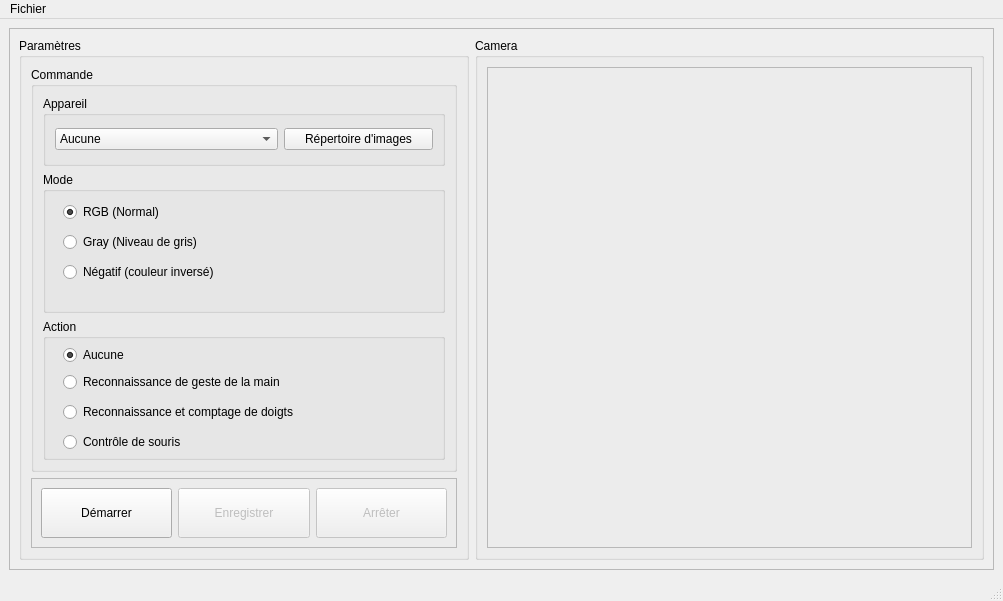
The window that resources/gui/home.ui (MRxACR/RGCD) describes before a commit, drawn with Qt 5.
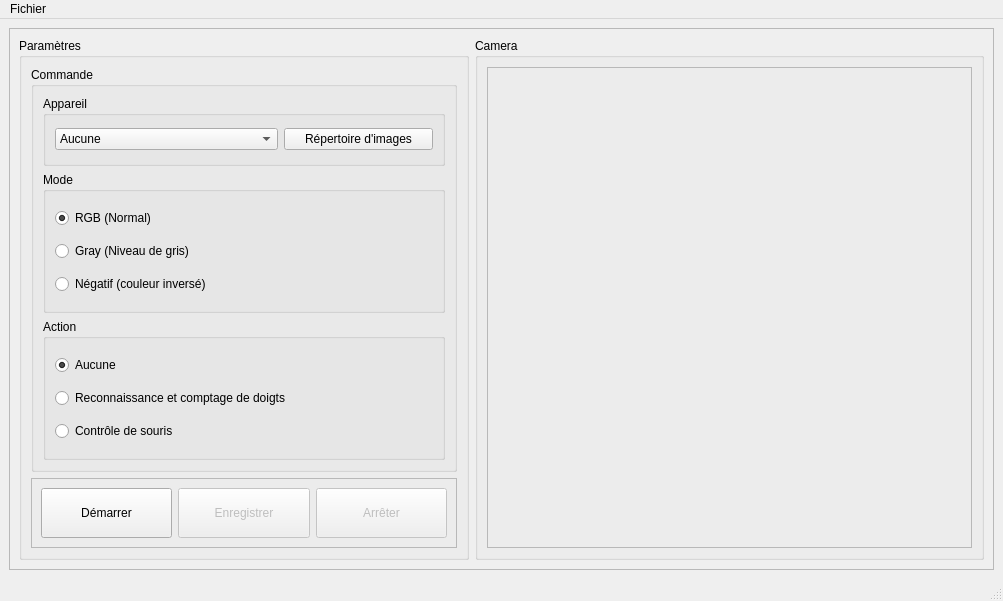
The same window after the commit.

Commit message: gesture recognisance removed

What changed in the file:
```diff
--- a/resources/gui/home.ui
+++ b/resources/gui/home.ui
@@ -82,15 +82,9 @@
                <property name="title">
                 <string>Mode</string>
                </property>
+               <layout class="QVBoxLayout" name="verticalLayout_7">
+                <item>
                <widget class="QRadioButton" name="rbRGB">
-                <property name="geometry">
-                 <rect>
-                  <x>20</x>
-                  <y>30</y>
-                  <width>401</width>
-                  <height>20</height>
-                 </rect>
-                </property>
                 <property name="text">
                  <string>RGB (Normal)</string>
                 </property>
@@ -98,32 +92,22 @@
                  <bool>true</bool>
                 </property>
                </widget>
+                </item>
+                <item>
                <widget class="QRadioButton" name="rbGRAY">
-                <property name="geometry">
-                 <rect>
-                  <x>20</x>
-                  <y>60</y>
-                  <width>401</width>
-                  <height>20</height>
-                 </rect>
-                </property>
                 <property name="text">
                  <string>Gray (Niveau de gris)</string>
                 </property>
                </widget>
+                </item>
+                <item>
                <widget class="QRadioButton" name="rbNegatif">
-                <property name="geometry">
-                 <rect>
-                  <x>20</x>
-                  <y>90</y>
-                  <width>401</width>
-                  <height>20</height>
-                 </rect>
-                </property>
                 <property name="text">
                  <string>Négatif (couleur inversé)</string>
                 </property>
                </widget>
+                </item>
+               </layout>
               </widget>
              </item>
              <item>
@@ -137,61 +121,32 @@
                <property name="title">
                 <string>Action</string>
                </property>
-               <widget class="QRadioButton" name="rbRGM">
-                <property name="geometry">
-                 <rect>
-                  <x>20</x>
-                  <y>53</y>
-                  <width>341</width>
-                  <height>20</height>
-                 </rect>
-                </property>
+               <layout class="QVBoxLayout" name="verticalLayout_6">
+                <item>
+                 <widget class="QRadioButton" name="rbNONE">
                 <property name="text">
-                 <string>Reconnaissance de geste de la main</string>
-                </property>
-               </widget>
+                   <string>Aucune</string>
+                  </property>
+                  <property name="checked">
+                   <bool>true</bool>
+                  </property>
+                 </widget>
+                </item>
+                <item>
                <widget class="QRadioButton" name="rbCD">
-                <property name="geometry">
-                 <rect>
-                  <x>20</x>
-                  <y>83</y>
-                  <width>381</width>
-                  <height>20</height>
-                 </rect>
-                </property>
                 <property name="text">
                  <string>Reconnaissance et comptage de doigts</string>
                 </property>
                </widget>
+                </item>
+                <item>
                <widget class="QRadioButton" name="rbCS">
-                <property name="geometry">
-                 <rect>
-                  <x>20</x>
-                  <y>113</y>
-                  <width>381</width>
-                  <height>20</height>
-                 </rect>
-                </property>
                 <property name="text">
                  <string>Contrôle de souris</string>
                 </property>
                </widget>
-               <widget class="QRadioButton" name="rbNONE">
-                <property name="geometry">
-                 <rect>
-                  <x>20</x>
-                  <y>26</y>
-                  <width>411</width>
-                  <height>20</height>
-                 </rect>
-                </property>
-                <property name="text">
-                 <string>Aucune</string>
-                </property>
-                <property name="checked">
-                 <bool>true</bool>
-                </property>
-               </widget>
+                </item>
+               </layout>
               </widget>
              </item>
             </layout>
```
Lines whose indentation alone changed are shown as unchanged.
